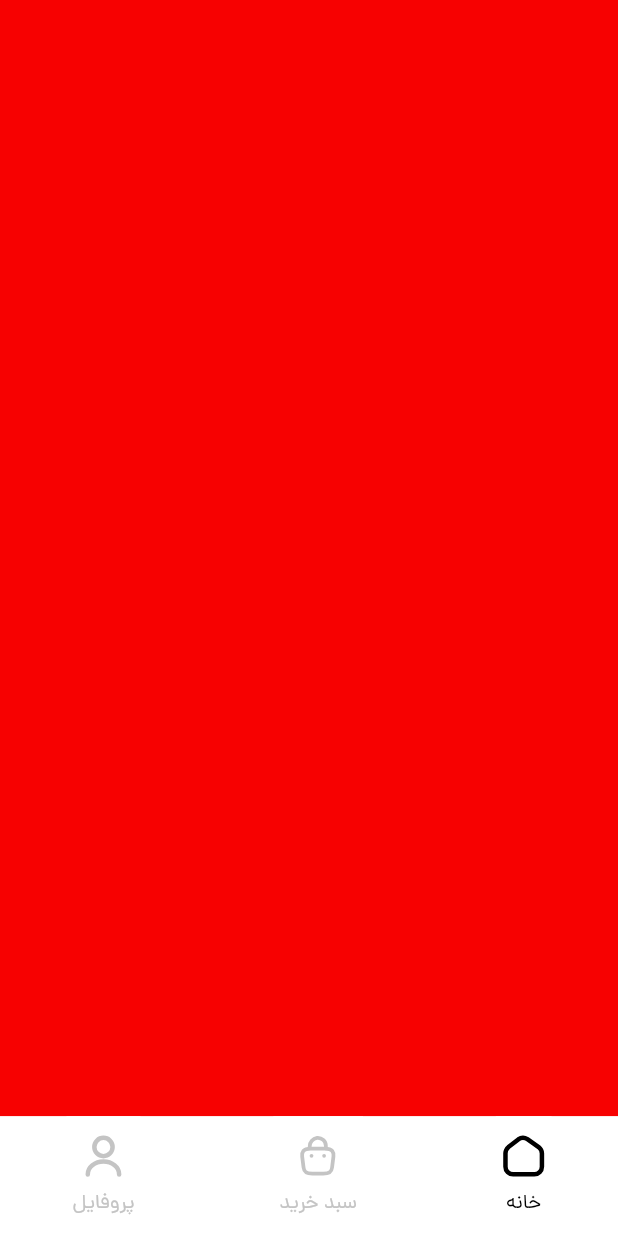
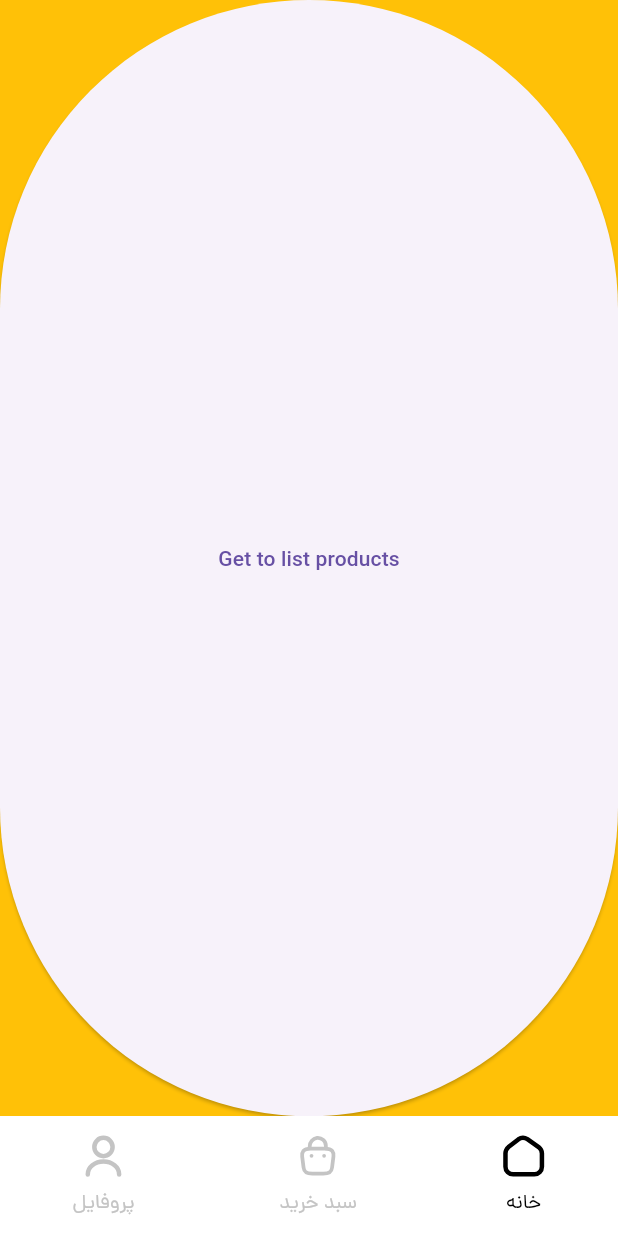
Before and after one commit to AABOLFAZLSOHRABI/watchStore, a Flutter app: the MainScreen screen opened by its route, on a phone screen of 412 x 824 dp. Run offline on Flutter 3.47's test engine with Material 3 defaults, Android fonts, the phone set to English and light mode, and no system bars; our stand-ins replace flutter_screenutil, flutter_svg.

Commit message:
Convert MainScreen to StatefulWidget with IndexedStack navigation Implement bottom navigation bar with Home, Basket, and Profile tabs Add routing for ProductListScreen and ProductSingleScreen Update HomeScreen with navigation button to product list Add new screen name constants and routes for product screens

```diff
--- a/lib/route/names.dart
+++ b/lib/route/names.dart
@@ -1,6 +1,8 @@
- abstract class ScreenNames{
+abstract class ScreenNames {
   static const root = "/";
   static const getOtpScreen = "/getOtpScreen";
   static const registerScreen = "/registerScreen";
   static const mainScreen = "/mainScreen";
- }
+  static const productListScreen = "/productListScreen";
+  static const productSingleScreen = "/productSingleScreen";
+}
--- a/lib/route/routes.dart
+++ b/lib/route/routes.dart
@@ -2,6 +2,8 @@ import 'package:flutter/widgets.dart';
 import 'package:watch_store/route/names.dart';
 import 'package:watch_store/screens/get_otp_screen.dart';
 import 'package:watch_store/screens/main_screen/main_screen.dart';
+import 'package:watch_store/screens/main_screen/product_list_screen.dart';
+import 'package:watch_store/screens/main_screen/product_single_screen.dart';
 import 'package:watch_store/screens/register_screen.dart';
 import 'package:watch_store/screens/send_otp_screen.dart';
 
@@ -10,4 +12,6 @@ Map<String, Widget Function(BuildContext)> routes = {
   ScreenNames.getOtpScreen: (context) => GetOtpScreen(),
   ScreenNames.registerScreen: (context) => RegisterScreen(),
   ScreenNames.mainScreen: (context) => MainScreen(),
+  ScreenNames.productListScreen: (context) => ProductListScreen(),
+  ScreenNames.productSingleScreen: (context) => ProductSingleScreen(),
 };
--- a/lib/screens/main_screen/home_screen.dart
+++ b/lib/screens/main_screen/home_screen.dart
@@ -1,4 +1,5 @@
 import 'package:flutter/material.dart';
+import 'package:watch_store/screens/main_screen/product_list_screen.dart';
 
 class HomeScreen extends StatelessWidget {
   const HomeScreen({super.key});
@@ -9,6 +10,10 @@ class HomeScreen extends StatelessWidget {
       color: Colors.amber,
       height: double.infinity,
       width: double.infinity,
+      child: ElevatedButton(
+        onPressed: () => Navigator.of(context).push(MaterialPageRoute(builder: (context) => ProductListScreen(),)),
+        child: Text('Get to list products'),
+      ),
     );
   }
 }
--- a/lib/screens/main_screen/main_screen.dart
+++ b/lib/screens/main_screen/main_screen.dart
@@ -3,10 +3,26 @@ import 'package:watch_store/gen/assets.gen.dart';
 import 'package:watch_store/res/colors.dart';
 import 'package:watch_store/res/dimes.dart';
 import 'package:watch_store/res/strings.dart';
+import 'package:watch_store/screens/main_screen/basket_screen.dart';
+import 'package:watch_store/screens/main_screen/home_screen.dart';
+import 'package:watch_store/screens/main_screen/profile_screen.dart';
 import 'package:watch_store/widgets/btn_nav_item.dart';
 
-class MainScreen extends StatelessWidget {
+abstract class BtnNavScreenIndex {
+  static const int home = 0;
+  static const int basket = 1;
+  static const int profile = 2;
+}
+
+class MainScreen extends StatefulWidget {
   const MainScreen({super.key});
+
+  @override
+  State<MainScreen> createState() => _MainScreenState();
+}
+
+class _MainScreenState extends State<MainScreen> {
+  int selectedIndex = BtnNavScreenIndex.home;
 
   @override
   Widget build(BuildContext context) {
@@ -19,7 +35,17 @@ class MainScreen extends StatelessWidget {
               left: 0,
               right: 0,
               bottom: AppDimes.navigationAppBarHight,
-              child: Container(color: const Color.fromARGB(255, 247, 1, 1)),
+              child: IndexedStack(
+                index: selectedIndex,
+                children: [
+                  Navigator(
+                    onGenerateRoute: (settings) =>
+                        MaterialPageRoute(builder: (context) => HomeScreen()),
+                  ),
+                  BasketScreen(),
+                  ProfileScreen(),
+                ],
+              ),
             ),
             Positioned(
               bottom: 0,
@@ -34,21 +60,24 @@ class MainScreen extends StatelessWidget {
                   children: [
                     BtnNavItem(
                       iconSvgPath: Assets.svg.user,
-                      isActive: false,
+                      isActive: selectedIndex == BtnNavScreenIndex.profile,
                       label: AppStrings.profile,
-                      onTap: () {},
+                      onTap: () =>
+                          btnNavOnPressed(index: BtnNavScreenIndex.profile),
                     ),
                     BtnNavItem(
                       iconSvgPath: Assets.svg.cart,
-                      isActive: false,
+                      isActive: selectedIndex == BtnNavScreenIndex.basket,
                       label: AppStrings.basket,
-                      onTap: () {},
+                      onTap: () =>
+                          btnNavOnPressed(index: BtnNavScreenIndex.basket),
                     ),
                     BtnNavItem(
                       iconSvgPath: Assets.svg.home,
-                      isActive: true,
+                      isActive: selectedIndex == BtnNavScreenIndex.home,
                       label: AppStrings.home,
-                      onTap: () {},
+                      onTap: () =>
+                          btnNavOnPressed(index: BtnNavScreenIndex.home),
                     ),
                   ],
                 ),
@@ -59,4 +88,10 @@ class MainScreen extends StatelessWidget {
       ),
     );
   }
+
+  btnNavOnPressed({required index}) {
+    setState(() {
+      selectedIndex = index;
+    });
+  }
 }
--- a/lib/widgets/btn_nav_item.dart
+++ b/lib/widgets/btn_nav_item.dart
@@ -20,7 +20,7 @@ class BtnNavItem extends StatelessWidget {
   @override
   Widget build(BuildContext context) {
     return GestureDetector(
-      onTap: () {},
+      onTap: onTap,
       child: Container(
         color: AppColors.btmNavColor,
         child: Padding(
```
Also changed, not shown: lib/screens/main_screen/product_list_screen.dart (added, +17 -0 lines), lib/screens/main_screen/product_single_screen.dart (added, +17 -0 lines).
